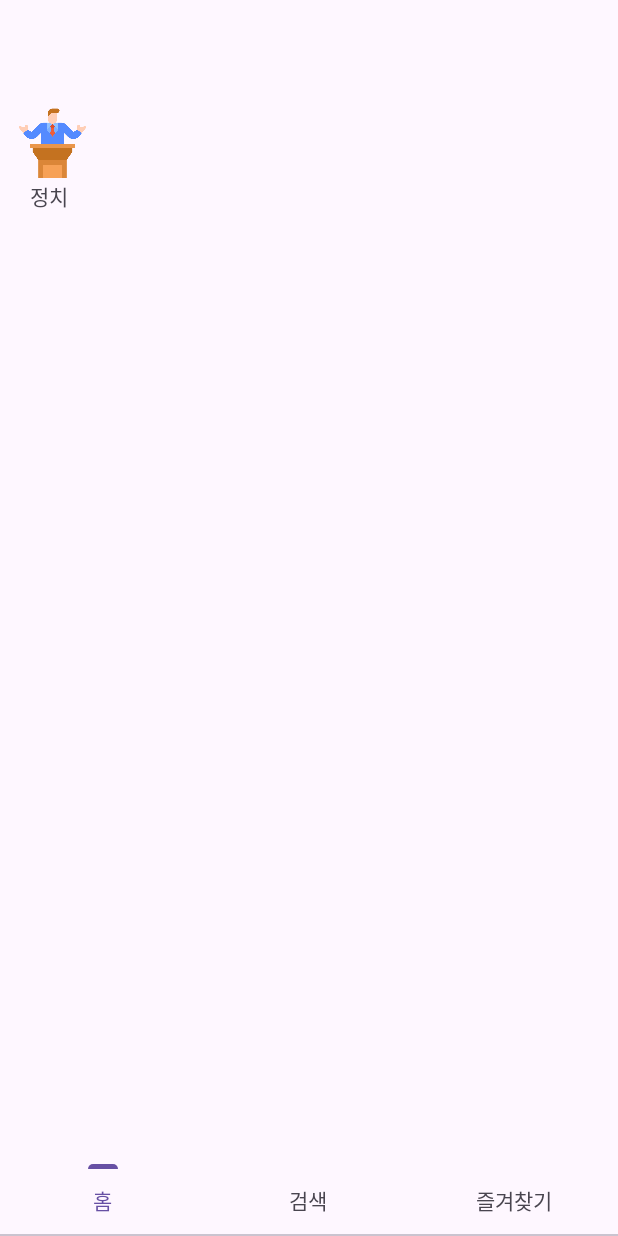
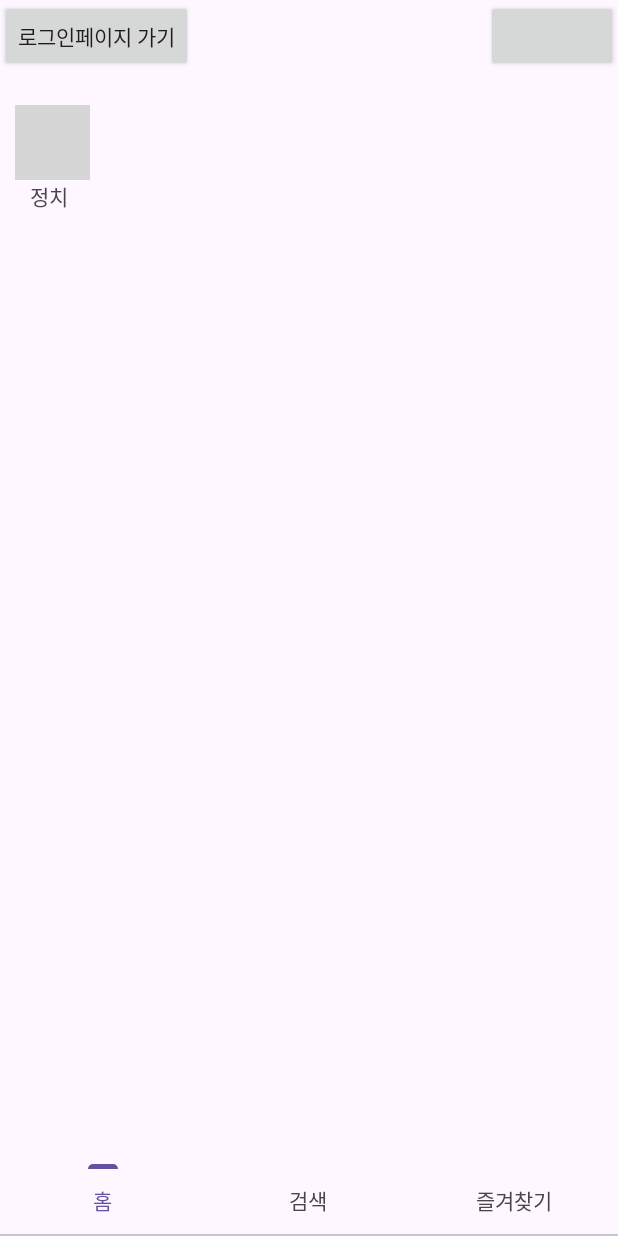
Before and after one commit to nbcamp-14-team/newsoop, an Android app: the screen it shows after launch (MainActivity), on a phone screen of 412 x 824 dp. Run offline under Robolectric (Android 15) with nearby library versions, the phone set to English and light mode, and no system bars; pictures from the network do not load; 1 statement that could not run was skipped; grey boxes are pictures that could not be loaded.

Commit message:
임시 구현

```diff
--- a/app/src/main/java/com/nbcamp_14_project/MainFragment.kt
+++ b/app/src/main/java/com/nbcamp_14_project/MainFragment.kt
@@ -6,7 +6,7 @@ import android.view.LayoutInflater
 import android.view.View
 import android.view.ViewGroup
 import androidx.fragment.app.Fragment
-import androidx.fragment.app.FragmentManager
+import coil.load
 import com.nbcamp_14_project.api.NewsCollector
 import com.nbcamp_14_project.api.NewsDTO
 import com.nbcamp_14_project.api.RetrofitInstance
@@ -14,8 +14,6 @@ import com.nbcamp_14_project.databinding.FragmentMainBinding
 import retrofit2.Call
 import retrofit2.Callback
 import retrofit2.Response
-import java.net.URLDecoder
-import java.net.URLEncoder
 
 class MainFragment: Fragment() {
     companion object{
@@ -35,28 +33,32 @@ class MainFragment: Fragment() {
 
     override fun onViewCreated(view: View, savedInstanceState: Bundle?) {
         super.onViewCreated(view, savedInstanceState)
-        getNews()
+        Utils.getNews("항저우 아시안게임")
+        initView()
+    }
+    fun initView() = with(binding){
+        ivPolitics.load("http://app.yonhapnews.co.kr/YNA/Basic/SNS/r.aspx?c=AKR20160926019000008&did=1195m")
     }
 
-    fun getNews(){
-        var testData= "항저우 아시안게임"
-        RetrofitInstance.api.getNews(NewsCollector.ID,NewsCollector.SECRET,testData)?.enqueue(object:
-            Callback<NewsDTO>{
-            override fun onResponse(call: Call<NewsDTO>, response: Response<NewsDTO>) {
-                if(response.isSuccessful){
-                    Log.d("APiSuccess","Success")
-                    val data = response.body()
-                    Log.d("test","$data")
-                    val newsList = data?.items
-                    var testData = newsList!![0].description
-                    Log.d("newsList","$newsList")
-                }
-            }
-
-            override fun onFailure(call: Call<NewsDTO>, t: Throwable) {
-                Log.d("APIfail","Fail")
-            }
-        })
-    }
+//    fun getNews(){
+//        var testData= "항저우 아시안게임"
+//        RetrofitInstance.api.getNews(NewsCollector.ID,NewsCollector.SECRET,testData)?.enqueue(object:
+//            Callback<NewsDTO>{
+//            override fun onResponse(call: Call<NewsDTO>, response: Response<NewsDTO>) {
+//                if(response.isSuccessful){
+//                    Log.d("APiSuccess","Success")
+//                    val data = response.body()
+//                    Log.d("test","$data")
+//                    val newsList = data?.items
+//                    var testData = newsList!![0].description
+//                    Log.d("newsList","$newsList")
+//                }
+//            }
+//
+//            override fun onFailure(call: Call<NewsDTO>, t: Throwable) {
+//                Log.d("APIfail","Fail")
+//            }
+//        })
+//    }
 
 }
--- /dev/null
+++ b/app/src/main/java/com/nbcamp_14_project/Utils.kt
@@ -0,0 +1,32 @@
+package com.nbcamp_14_project
+
+import android.util.Log
+import com.nbcamp_14_project.api.NewsCollector
+import com.nbcamp_14_project.api.NewsDTO
+import com.nbcamp_14_project.api.RetrofitInstance
+import retrofit2.Call
+import retrofit2.Callback
+import retrofit2.Response
+
+object Utils {
+    //API 검색 함수, 파라미터 SearchWord = 검색 단어,display = 검색해올 뉴스 개수(최소 10 최대 100),start = 검색시작위치
+    fun getNews(searchWord:String,display:Int? = null,start:Int? = null){
+        RetrofitInstance.api.getNews(NewsCollector.ID, NewsCollector.SECRET,searchWord,display,start)?.enqueue(object:
+            Callback<NewsDTO> {
+            override fun onResponse(call: Call<NewsDTO>, response: Response<NewsDTO>) {
+                if(response.isSuccessful){
+                    Log.d("APiSuccess","Success")
+                    val data = response.body()
+                    Log.d("test","$data")
+                    val newsList = data?.items
+                    var testData = newsList!![0].description
+                    Log.d("newsList","$newsList")
+                }
+            }
+
+            override fun onFailure(call: Call<NewsDTO>, t: Throwable) {
+                Log.d("APIfail","Fail")
+            }
+        })
+    }
+}
--- a/app/src/main/java/com/nbcamp_14_project/api/NewsDTO.kt
+++ b/app/src/main/java/com/nbcamp_14_project/api/NewsDTO.kt
@@ -26,6 +26,8 @@ data class Items(
     val link: String?,
     @SerialName("originallink")
     val originallink: String?,
+    @SerialName("articleUrl")
+    val articleUrl: String?,
     @SerialName("description")
     val description: String?,
     @SerialName("pubDate")
--- a/app/src/main/java/com/nbcamp_14_project/MainActivity.kt
+++ b/app/src/main/java/com/nbcamp_14_project/mainpage/MainActivity.kt
@@ -1,9 +1,13 @@
-package com.nbcamp_14_project
+package com.nbcamp_14_project.mainpage
 
+import android.content.Intent
 import androidx.appcompat.app.AppCompatActivity
 import android.os.Bundle
 import com.google.android.material.tabs.TabLayoutMediator
+import com.nbcamp_14_project.DetailActivity
+import com.nbcamp_14_project.MainViewPagerAdapter
 import com.nbcamp_14_project.databinding.ActivityMainBinding
+import com.nbcamp_14_project.ui.login.LoginActivity
 
 class MainActivity : AppCompatActivity() {
     init{
@@ -33,6 +37,14 @@ class MainActivity : AppCompatActivity() {
         TabLayoutMediator(tabLayout,viewpager){tab, position ->
             tab.setText(tabTitle[position])
         }.attach()
+        btnGotoDetail.setOnClickListener{
+            val test = Intent(this@MainActivity,DetailActivity::class.java)
+            startActivity(test)
+        }
+        btnGotoLogin.setOnClickListener {
+            val test = Intent(this@MainActivity,LoginActivity::class.java)
+            startActivity(test)
+        }
 
     }
 
--- a/app/src/main/res/layout/activity_main.xml
+++ b/app/src/main/res/layout/activity_main.xml
@@ -5,7 +5,7 @@
     android:layout_width="match_parent"
     android:layout_height="match_parent"
 
-    tools:context=".MainActivity">
+    tools:context=".mainpage.MainActivity">
 
     <androidx.constraintlayout.widget.ConstraintLayout
         android:id="@+id/toolbar"
@@ -15,6 +15,20 @@
         app:layout_constraintStart_toStartOf="parent"
         app:layout_constraintEnd_toEndOf="parent"
         />
+    <Button
+        android:id="@+id/btn_goto_login"
+        android:layout_width="wrap_content"
+        android:layout_height="wrap_content"
+        android:text="로그인페이지 가기"
+        app:layout_constraintStart_toStartOf="parent"
+        app:layout_constraintTop_toTopOf="parent"/>
+    <Button
+        android:id="@+id/btn_goto_detail"
+        android:layout_width="wrap_content"
+        android:layout_height="wrap_content"
+        app:layout_constraintEnd_toEndOf="parent"
+        app:layout_constraintTop_toTopOf="parent"/>
+
     <androidx.viewpager2.widget.ViewPager2
         android:id="@+id/viewpager"
         android:layout_width="0dp"
--- a/app/src/main/res/layout/fragment_main.xml
+++ b/app/src/main/res/layout/fragment_main.xml
@@ -4,7 +4,7 @@
     xmlns:tools="http://schemas.android.com/tools"
     android:layout_width="match_parent"
     android:layout_height="match_parent"
-    tools:context=".MainActivity">
+    tools:context=".mainpage.MainActivity">
 
 
     <androidx.constraintlayout.widget.ConstraintLayout
```
Also changed, not shown: app/src/main/AndroidManifest.xml (+11 -2 lines), app/src/main/java/com/nbcamp_14_project/api/NewsCollector.kt (+5 -6 lines).
